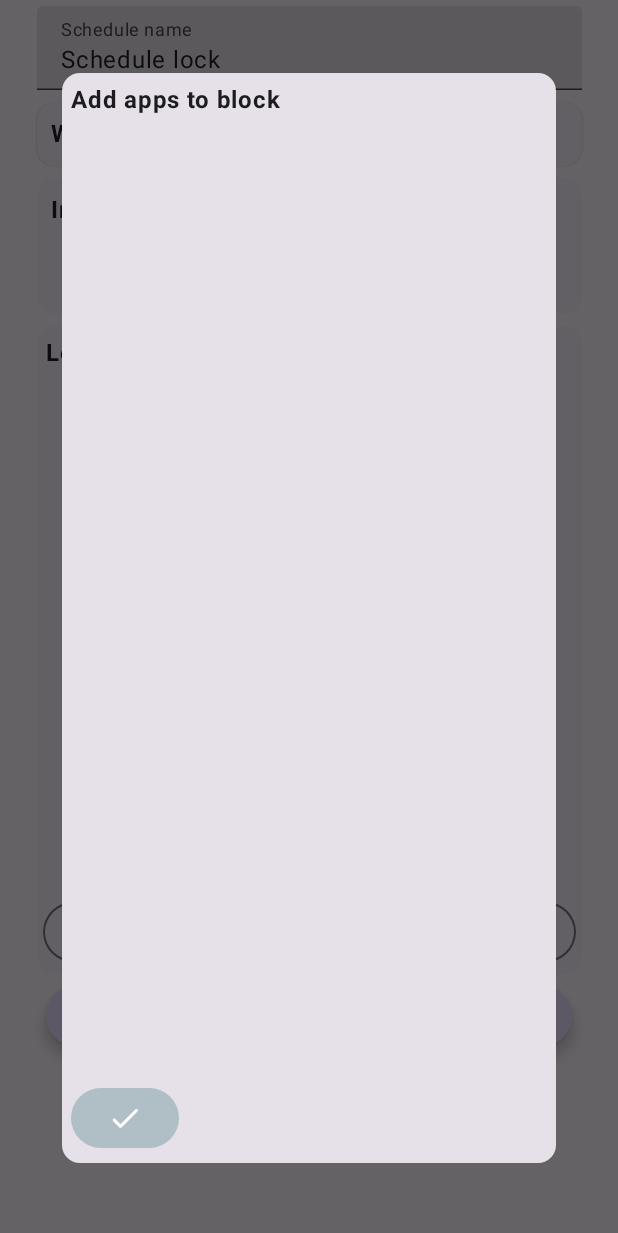
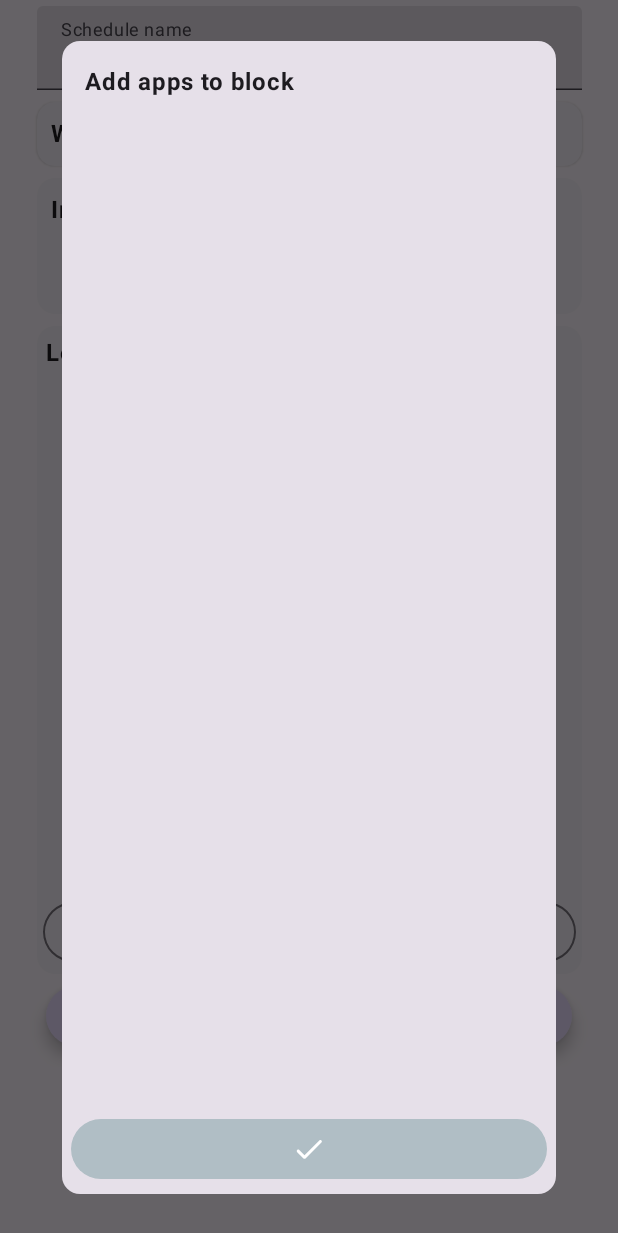
Before and after one commit to DashcleverSystems/arjuna, an Android app built with Jetpack Compose: the composable ScheduleDetails called with empty values, after a tap on "Add apps", on a phone screen of 412 x 824 dp. Shown: the top 1233 px of the screen. Run offline under Robolectric (Android 15) with nearby library versions, the phone set to English and light mode, and no system bars.

Commit message:
Use lazy column (#20)

```diff
--- a/app/src/main/java/io/arjuna/ArjunaNavGraph.kt
+++ b/app/src/main/java/io/arjuna/ArjunaNavGraph.kt
@@ -9,6 +9,7 @@ import androidx.compose.material3.Text
 import androidx.compose.runtime.Composable
 import androidx.compose.runtime.collectAsState
 import androidx.compose.runtime.getValue
+import androidx.compose.runtime.remember
 import androidx.compose.ui.Alignment
 import androidx.compose.ui.Modifier
 import androidx.compose.ui.text.font.FontWeight
@@ -69,7 +70,8 @@ fun ArjunaNavGraph(
                 val schedule: Schedule? by schedulesViewModel.findScheduleById(scheduleId)
                     .collectAsState(initial = null)
                 schedule?.let {
-                    val state = it.toState(websites, installedAppsLoader.getAll())
+                    val installedApps = remember { installedAppsLoader.getAll() }
+                    val state = it.toState(websites, installedApps)
                     ScheduleDetails(state, appIconLoader = installedAppsLoader::getIcon) {
                         schedulesViewModel.save(state.writeTo(schedule))
                         navActions.navigateToHome()
--- a/app/src/main/java/io/arjuna/apps/InstalledAppsChecklist.kt
+++ b/app/src/main/java/io/arjuna/apps/InstalledAppsChecklist.kt
@@ -2,18 +2,16 @@ package io.arjuna.apps
 
 import android.graphics.drawable.Drawable
 import androidx.compose.foundation.Image
-import androidx.compose.foundation.layout.Column
 import androidx.compose.foundation.layout.Row
-import androidx.compose.foundation.layout.fillMaxHeight
-import androidx.compose.foundation.layout.fillMaxWidth
 import androidx.compose.foundation.layout.padding
-import androidx.compose.foundation.rememberScrollState
-import androidx.compose.foundation.verticalScroll
+import androidx.compose.foundation.lazy.LazyColumn
+import androidx.compose.foundation.lazy.items
 import androidx.compose.material3.Checkbox
 import androidx.compose.material3.Text
 import androidx.compose.runtime.Composable
 import androidx.compose.runtime.getValue
 import androidx.compose.runtime.mutableStateOf
+import androidx.compose.runtime.remember
 import androidx.compose.runtime.setValue
 import androidx.compose.ui.Alignment
 import androidx.compose.ui.Modifier
@@ -25,46 +23,40 @@ import androidx.core.graphics.drawable.toBitmap
 
 @Composable
 fun InstalledAppsChecklist(
-    state: InstalledAppsChecklistState,
+    elements: List<InstalledAppsChecklistElement>,
     appIconLoader: (InstalledApp) -> Drawable?,
 ) {
-    Column(
-        modifier = Modifier
-            .verticalScroll(rememberScrollState()),
-        horizontalAlignment = Alignment.CenterHorizontally
-    ) {
-        state.installedApps.forEach { app ->
-            val isChecked = state.selectedApps.any { it == app }
-            Row(
-                Modifier
-                    .fillMaxWidth(0.9f)
-                    .fillMaxHeight(),
-                verticalAlignment = Alignment.CenterVertically,
-            ) {
+    LazyColumn(horizontalAlignment = Alignment.Start) {
+        items(elements) { element ->
+            Row(verticalAlignment = Alignment.CenterVertically) {
+                var isSelected by remember { mutableStateOf(element.isSelected) }
                 Checkbox(
-                    isChecked,
-                    { if (it) state.selectedApps += app else state.selectedApps -= app },
+                    isSelected,
+                    { isSelected = it; element.isSelected = it },
                     Modifier.padding(2.dp)
                 )
                 val appIconImageBitmap =
-                    appIconLoader.invoke(app)?.toBitmap(width = 60, height = 60)
+                    appIconLoader.invoke(element.installedApp)
+                        ?.toBitmap(width = 60, height = 60)
                 appIconImageBitmap?.let {
                     Image(
                         it.asImageBitmap(),
-                        "${app.name} icon",
+                        "${element.installedApp.name} icon",
                         Modifier.padding(2.dp),
                         contentScale = ContentScale.FillBounds
                     )
                 }
-                Text(app.name, Modifier.padding(2.dp), fontWeight = FontWeight.Light)
+                Text(
+                    element.installedApp.name,
+                    Modifier.padding(2.dp),
+                    fontWeight = FontWeight.Light
+                )
             }
         }
     }
 }
 
-class InstalledAppsChecklistState(
-    val installedApps: Set<InstalledApp> = emptySet(),
-    initialSelectedAppNames: Set<InstalledApp> = emptySet()
-) {
-    var selectedApps by mutableStateOf(initialSelectedAppNames)
-}
+data class InstalledAppsChecklistElement(
+    val installedApp: InstalledApp,
+    var isSelected: Boolean
+)
--- a/app/src/main/java/io/arjuna/apps/SelectAppsDialog.kt
+++ b/app/src/main/java/io/arjuna/apps/SelectAppsDialog.kt
@@ -1,6 +1,7 @@
 package io.arjuna.apps
 
 import android.graphics.drawable.Drawable
+import androidx.compose.foundation.layout.Arrangement
 import androidx.compose.foundation.layout.Column
 import androidx.compose.foundation.layout.Row
 import androidx.compose.foundation.layout.fillMaxHeight
@@ -20,29 +21,29 @@ import androidx.compose.ui.window.Dialog
 
 @Composable
 fun SelectAppsDialog(
-    state: InstalledAppsChecklistState,
+    state: List<InstalledAppsChecklistElement>,
     appIconLoader: (InstalledApp) -> Drawable?,
-    onClose: (Set<InstalledApp>) -> Unit
+    onClose: (List<InstalledAppsChecklistElement>) -> Unit
 ) {
-    Dialog(onDismissRequest = { onClose(emptySet()) }) {
+    Dialog(onDismissRequest = { onClose(emptyList()) }) {
         Card(Modifier.fillMaxWidth(0.8f)) {
             Text(
-                modifier = Modifier.padding(6.dp),
+                modifier = Modifier.padding(15.dp),
                 text = "Add apps to block",
                 fontWeight = FontWeight.Bold
             )
             Column {
                 Row(
                     Modifier
-                        .fillMaxWidth(0.8f)
-                        .fillMaxHeight(0.8f)
+                        .fillMaxWidth()
+                        .fillMaxHeight(0.85f)
                 ) {
                     InstalledAppsChecklist(state, appIconLoader)
                 }
-                Row(Modifier.fillMaxWidth(0.8f)) {
+                Row(Modifier.fillMaxWidth(), horizontalArrangement = Arrangement.End) {
                     Button(
-                        { onClose(state.selectedApps) },
-                        Modifier.padding(6.dp)
+                        { onClose(state) },
+                        Modifier.fillMaxWidth().padding(6.dp)
                     ) {
                         Icon(Icons.Rounded.Check, "Select apps")
                     }
--- a/app/src/main/java/io/arjuna/schedule/view/ScheduleDetails.kt
+++ b/app/src/main/java/io/arjuna/schedule/view/ScheduleDetails.kt
@@ -38,7 +38,7 @@ import androidx.compose.ui.text.font.FontWeight
 import androidx.compose.ui.unit.dp
 import androidx.compose.ui.unit.em
 import io.arjuna.apps.InstalledApp
-import io.arjuna.apps.InstalledAppsChecklistState
+import io.arjuna.apps.InstalledAppsChecklistElement
 import io.arjuna.apps.SelectAppsDialog
 import io.arjuna.composables.CommonElevatedCardModifier
 import io.arjuna.composables.ElevatedCardTitle
@@ -110,13 +110,16 @@ fun ScheduleDetails(
                     SelectedApp(app, Modifier.align(Alignment.CenterHorizontally))
                 }
 
-                val installedAppsChecklistState = InstalledAppsChecklistState(
-                    state.installedApps,
-                    state.selectedInstalledApps
-                )
+                val installedAppChecklistElements = state.installedApps.map { app ->
+                    InstalledAppsChecklistElement(
+                        app,
+                        state.selectedInstalledApps.any { it == app })
+                }
                 if (showAppsChecklistDialog) {
-                    SelectAppsDialog(installedAppsChecklistState, appIconLoader) {
-                        state.selectedInstalledApps = installedAppsChecklistState.selectedApps
+                    SelectAppsDialog(installedAppChecklistElements, appIconLoader) {
+                        state.selectedInstalledApps =
+                            installedAppChecklistElements.filter { it.isSelected }
+                                .mapTo(mutableSetOf()) { it.installedApp }
                         showAppsChecklistDialog = false
                     }
                 }
```
Also changed, not shown: app/src/main/java/io/arjuna/apps/InstalledAppsLoader.kt (+12 -3 lines).
